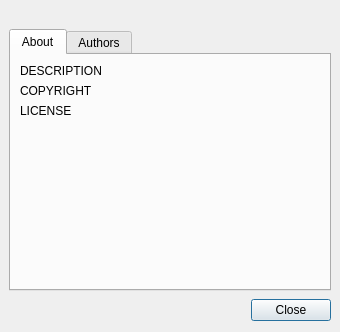
Above: wengophone/src/presentation/qt/AboutWindow.ui from tkrotoff/WengoPhone before the change. Below: the same form after it.
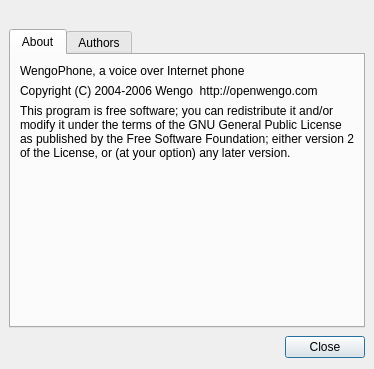
That is the form after the change. Icons and pictures are not drawn.

Commit message: About dialog modified + WengoPhoneBuildId cleaned -> console argument 'nobuildid' in order to not generate the library buildId

```diff
--- a/wengophone/src/presentation/qt/AboutWindow.ui
+++ b/wengophone/src/presentation/qt/AboutWindow.ui
@@ -8,8 +8,8 @@
    <rect>
     <x>0</x>
     <y>0</y>
-    <width>340</width>
-    <height>332</height>
+    <width>362</width>
+    <height>369</height>
    </rect>
   </property>
   <property name="windowTitle" >
@@ -51,21 +51,24 @@
        <item row="2" column="0" >
         <widget class="QLabel" name="licenseLabel" >
          <property name="text" >
-          <string>LICENSE</string>
+          <string>This program is free software; you can redistribute it and/or
+modify it under the terms of the GNU General Public License
+as published by the Free Software Foundation; either version 2
+of the License, or (at your option) any later version.</string>
          </property>
         </widget>
        </item>
        <item row="1" column="0" >
         <widget class="QLabel" name="copyrightLabel" >
          <property name="text" >
-          <string>COPYRIGHT</string>
+          <string>Copyright (C) 2004-2006 Wengo  http://openwengo.com</string>
          </property>
         </widget>
        </item>
        <item row="0" column="0" >
         <widget class="QLabel" name="descriptionLabel" >
          <property name="text" >
-          <string>DESCRIPTION</string>
+          <string>WengoPhone, a voice over Internet phone</string>
          </property>
         </widget>
        </item>
```
Left out of the diff: 2 changed lines with no effect on the pictures. The commit also changes 4 other files.
